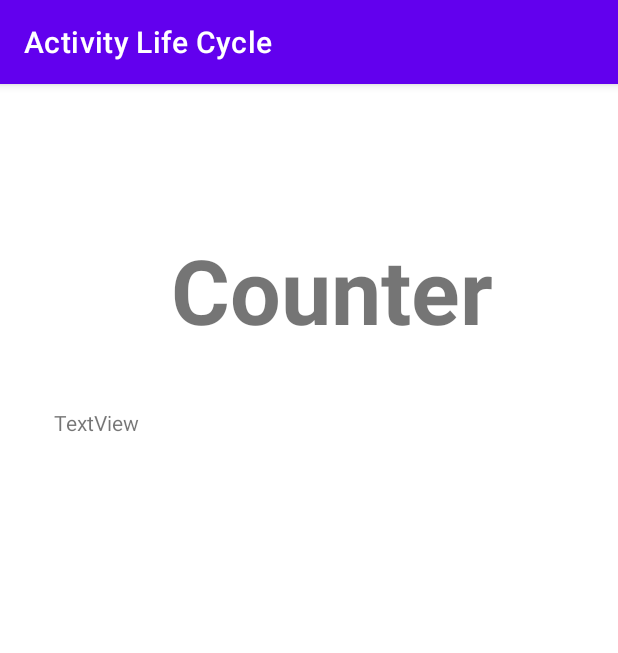
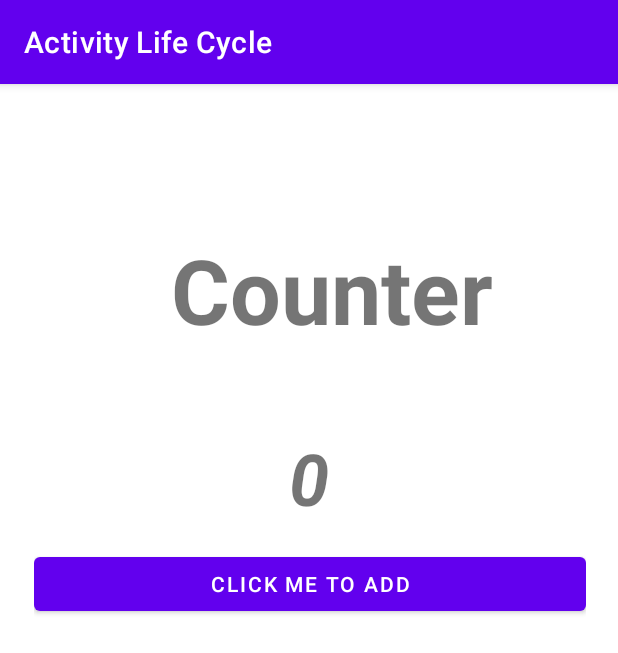
Before and after one commit to Anas428/Mobile_Computing_Progress, an Android app: the screen it shows after launch (MainActivity), on a phone screen of 412 x 824 dp. Shown: the top 653 px of the screen. Run offline under Robolectric (Android 15) with nearby library versions, the phone set to English and light mode, and no system bars.

Commit message:
Before Activity Life Cycle

```diff
--- a/Projects/Lec 7/ALC/app/src/main/java/com/example/activitylifecycle/MainActivity.java
+++ b/Projects/Lec 7/ALC/app/src/main/java/com/example/activitylifecycle/MainActivity.java
@@ -3,12 +3,27 @@ package com.example.activitylifecycle;
 import androidx.appcompat.app.AppCompatActivity;
 
 import android.os.Bundle;
+import android.view.View;
+import android.widget.Button;
+import android.widget.TextView;
 
 public class MainActivity extends AppCompatActivity {
 
+    Button button;
+    TextView textView;
+    int count;
     @Override
     protected void onCreate(Bundle savedInstanceState) {
         super.onCreate(savedInstanceState);
         setContentView(R.layout.activity_main);
+
+        textView = findViewById(R.id.textView2);
+        button = findViewById(R.id.button);
+    }
+
+    public void IncreaseNumber(View view) {
+        count = Integer.parseInt(textView.getText().toString());
+        count++;
+        textView.setText(String.valueOf(count));
     }
 }
--- a/Projects/Lec 7/ALC/app/src/main/res/layout/activity_main.xml
+++ b/Projects/Lec 7/ALC/app/src/main/res/layout/activity_main.xml
@@ -40,8 +40,19 @@
 
         <TextView
             android:id="@+id/textView2"
-            android:layout_width="341dp"
-            android:layout_height="64dp"
-            android:text="TextView" />
+            android:layout_width="343dp"
+            android:layout_height="93dp"
+            android:gravity="center_horizontal|center_vertical"
+            android:text="0"
+            android:textSize="48sp"
+            android:textStyle="bold|italic" />
+
+        <Button
+            android:id="@+id/button"
+            android:layout_width="match_parent"
+            android:layout_height="wrap_content"
+            android:text="Click me to add"
+            android:onClick="IncreaseNumber"
+            />
     </LinearLayout>
 </androidx.constraintlayout.widget.ConstraintLayout>
```
